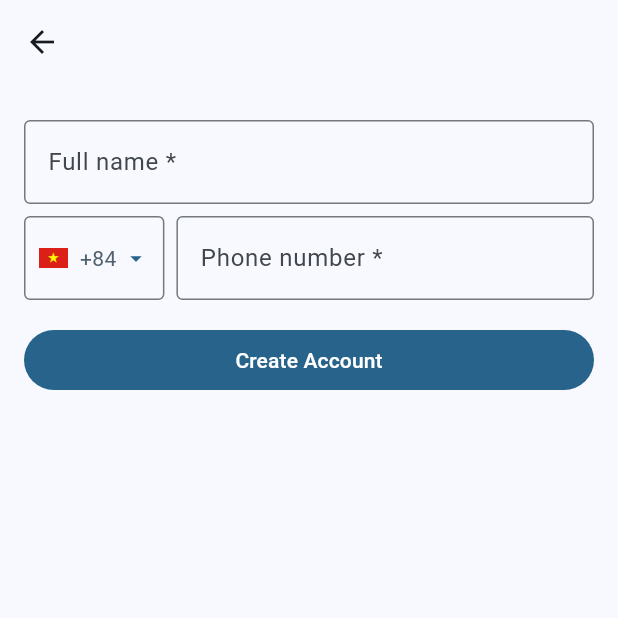
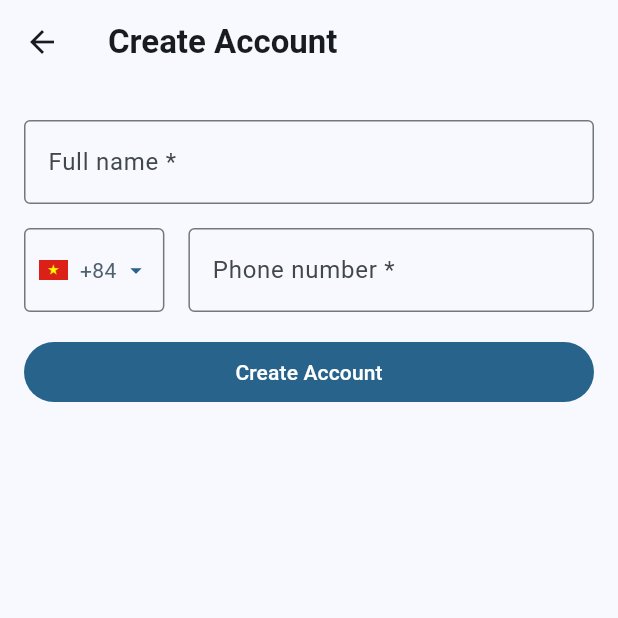
Before and after one commit to TommyNhatNguyen/bill-share, a Flutter app: the RegisterScreenCreate screen opened by its route, on a phone screen of 412 x 824 dp, the top half of it. Run offline on Flutter 3.47's test engine with Material 3 defaults, Android fonts, the phone set to English and light mode, and no system bars; our stand-ins replace cloud_firestore, equatable, firebase_auth, firebase_core, flutter_bloc, go_router; accounts and stored records are empty.

Commit message:
feat: done registration

```diff
--- a/lib/constants/enums.dart
+++ b/lib/constants/enums.dart
@@ -4,19 +4,19 @@ enum RequestStatus { initial, loading, error, success }
 
 enum AuthStatus { authenticated, unauthenticated }
 
-enum PhoneNumberZone {
+enum PhoneCode {
   vn('vn'),
   us("us");
 
   final String value;
-  const PhoneNumberZone(this.value);
+  const PhoneCode(this.value);
 
-  static PhoneNumberZone? fromString(String value) {
+  static PhoneCode? fromString(String value) {
     switch (value) {
       case 'vn':
-        return PhoneNumberZone.vn;
+        return PhoneCode.vn;
       case 'us':
-        return PhoneNumberZone.us;
+        return PhoneCode.us;
       default:
         return null;
     }
@@ -24,27 +24,27 @@ enum PhoneNumberZone {
 
   String get displayText {
     switch (this) {
-      case PhoneNumberZone.vn:
+      case PhoneCode.vn:
         return "VN";
-      case PhoneNumberZone.us:
+      case PhoneCode.us:
         return "US";
     }
   }
 
   String get flagImage {
     switch (this) {
-      case PhoneNumberZone.vn:
+      case PhoneCode.vn:
         return 'assets/vn_flag.png';
-      case PhoneNumberZone.us:
+      case PhoneCode.us:
         return 'assets/us_flag.webp';
     }
   }
 
   String get displayNumberZone {
     switch (this) {
-      case PhoneNumberZone.vn:
+      case PhoneCode.vn:
         return "+84";
-      case PhoneNumberZone.us:
+      case PhoneCode.us:
         return "+01";
     }
   }
--- a/lib/core/ui/phone_picker.dart
+++ b/lib/core/ui/phone_picker.dart
@@ -3,12 +3,12 @@ import 'package:flutter/material.dart';
 import 'package:go_router/go_router.dart';
 
 class PhonePicker extends StatelessWidget {
-  final PhoneNumberZone? value;
-  final Function({PhoneNumberZone? value}) onTap;
+  final PhoneCode? value;
+  final Function({PhoneCode? value}) onTap;
 
   const PhonePicker({
     super.key,
-    this.value = PhoneNumberZone.vn,
+    this.value = PhoneCode.vn,
     required this.onTap,
   });
 
@@ -48,9 +48,9 @@ class PhonePicker extends StatelessWidget {
                 const SizedBox(height: 16),
                 Expanded(
                   child: ListView.separated(
-                    itemCount: PhoneNumberZone.values.length,
+                    itemCount: PhoneCode.values.length,
                     itemBuilder: (context, index) {
-                      final item = PhoneNumberZone.values[index];
+                      final item = PhoneCode.values[index];
                       return ListTile(
                         leading: Image.asset(item.flagImage, scale: 50),
                         title: Text(item.displayText),
--- a/lib/data/repositories/user_repo.dart
+++ b/lib/data/repositories/user_repo.dart
@@ -1,6 +1,6 @@
+import 'package:bill_share/core/models/result.dart';
 import 'package:bill_share/data/interfaces/user_interface.dart';
 import 'package:bill_share/data/services/firebase_firestore_service.dart';
-import 'package:bill_share/core/models/result.dart';
 import 'package:bill_share/domain/models/user_create_dto.dart';
 import 'package:bill_share/domain/models/user_model.dart';
 import 'package:cloud_firestore/cloud_firestore.dart';
@@ -12,9 +12,7 @@ class UserRepoFirebase implements IUser {
     try {
       final json = payload.toJson();
       final response = await db.collection("users").add(json);
-      print(await response.get());
       final _response = await response.get();
-      print(_response.data());
       return SuccessResult(data: UserModel.fromJson(_response.data() ?? {}));
     } catch (e) {
       throw ErrorResult(message: e.toString(), code: "500");
--- a/lib/data/services/user_service.dart
+++ b/lib/data/services/user_service.dart
@@ -1,6 +1,6 @@
+import 'package:bill_share/core/models/result.dart';
 import 'package:bill_share/data/interfaces/user_interface.dart';
 import 'package:bill_share/data/repositories/user_repo.dart';
-import 'package:bill_share/core/models/result.dart';
 import 'package:bill_share/domain/models/user_create_dto.dart';
 import 'package:bill_share/domain/models/user_model.dart';
 
--- a/lib/domain/models/user_create_dto.dart
+++ b/lib/domain/models/user_create_dto.dart
@@ -5,12 +5,14 @@ class UserCreateDto extends Equatable {
   final String userId;
   final String? phone;
   final String? email;
+  final String? phoneCode;
 
   const UserCreateDto({
     required this.username,
     required this.userId,
     this.phone,
     this.email,
+    this.phoneCode,
   });
 
   factory UserCreateDto.fromJson(Map<String, dynamic> json) {
@@ -18,6 +20,7 @@ class UserCreateDto extends Equatable {
       username: json['username'],
       userId: json['userId'],
       phone: json['phone'],
+      phoneCode: json['phoneCode'],
       email: json['email'],
     );
   }
@@ -28,6 +31,7 @@ class UserCreateDto extends Equatable {
       'userId': userId,
       'phone': phone,
       'email': email,
+      'phoneCode': phoneCode,
     };
   }
 
@@ -36,15 +40,17 @@ class UserCreateDto extends Equatable {
     String? userId,
     String? phone,
     String? email,
+    String? phoneCode,
   }) {
     return UserCreateDto(
       username: username ?? this.username,
       userId: userId ?? this.userId,
       phone: phone ?? this.phone,
       email: email ?? this.email,
+      phoneCode: phoneCode ?? this.phoneCode,
     );
   }
 
   @override
-  List<Object?> get props => [username, userId, phone, email];
+  List<Object?> get props => [username, userId, phone, email, phoneCode];
 }
--- a/lib/domain/models/user_model.dart
+++ b/lib/domain/models/user_model.dart
@@ -1,23 +1,24 @@
+import 'package:bill_share/constants/enums.dart';
 import 'package:firebase_auth/firebase_auth.dart';
 
 class UserModel {
   String? username;
   String? phone;
+  PhoneCode? phoneCode;
   String? email;
   User? user;
 
-  UserModel({this.username, this.phone, this.email, this.user});
-  UserModel.fromJson(Map<String, dynamic> json) {
-    email = json['email'];
-    username = json['username'];
-    phone = json['phone'];
-    user = json['user'];
+  UserModel({this.username, this.phone, this.email, this.user, this.phoneCode});
+
+  factory UserModel.fromJson(Map<String, dynamic> json) {
+    return UserModel(
+      username: json['username'],
+      phone: json['phone'],
+      phoneCode: json['phoneCode'] != null
+          ? PhoneCode.fromString(json['phoneCode'])
+          : null,
+      email: json['email'],
+      user: json['user'],
+    );
   }
-
-  Map<String, dynamic> toJson() => {
-    'username': username,
-    'phone': phone,
-    'email': email,
-    'user': user,
-  };
 }
--- a/lib/views/register-screen/register_screen.dart
+++ b/lib/views/register-screen/register_screen.dart
@@ -115,7 +115,7 @@ class _RegisterScreenState extends State<RegisterScreen> {
                       width: double.infinity,
                       child: FilledButton(
                         onPressed: onNextStep,
-                        child: Text("Next"),
+                        child: Text("Register"),
                       ),
                     ),
                     TextButton(
--- a/lib/views/register-screen/register_screen_create.dart
+++ b/lib/views/register-screen/register_screen_create.dart
@@ -24,9 +24,7 @@ class _RegisterScreenCreateState extends State<RegisterScreenCreate> {
   final GlobalKey<FormState> _formKey = GlobalKey<FormState>();
   final fullNameController = TextEditingController();
   final phoneController = TextEditingController();
-  final phoneNumberZoneController = TextEditingController(
-    text: PhoneNumberZone.vn.value,
-  );
+  final phoneCodeController = TextEditingController(text: PhoneCode.vn.value);
   AuthPhoneBloc get _authPhoneBloc => context.read<AuthPhoneBloc>();
   AuthBloc get _authBloc => context.read<AuthBloc>();
   UserBloc get _userBloc => context.read<UserBloc>();
@@ -66,7 +64,8 @@ class _RegisterScreenCreateState extends State<RegisterScreenCreate> {
                   payload: UserCreateDto(
                     username: fullNameController.text,
                     userId: state.user!.uid,
-                    phone: _authPhoneBloc.state.phone ?? "",
+                    phone: phoneController.text,
+                    phoneCode: phoneCodeController.text,
                     email:
                         state.user?.email ?? _authPhoneBloc.state.email ?? "",
                   ),
@@ -93,7 +92,15 @@ class _RegisterScreenCreateState extends State<RegisterScreenCreate> {
       ],
       child: Scaffold(
         resizeToAvoidBottomInset: true,
-        appBar: AppBar(centerTitle: false),
+        appBar: AppBar(
+          centerTitle: false,
+          title: Text(
+            "Create Account",
+            style: Theme.of(
+              context,
+            ).textTheme.titleLarge!.copyWith(fontWeight: FontWeight.bold),
+          ),
+        ),
         body: Padding(
           padding: const EdgeInsets.symmetric(vertical: 24.0, horizontal: 16.0),
           child: Form(
@@ -114,21 +121,20 @@ class _RegisterScreenCreateState extends State<RegisterScreenCreate> {
                     return null;
                   },
                 ),
-                const SizedBox(height: 8),
+                const SizedBox(height: 16),
                 Row(
+                  crossAxisAlignment: CrossAxisAlignment.start,
                   children: [
                     PhonePicker(
-                      value: PhoneNumberZone.fromString(
-                        phoneNumberZoneController.text,
-                      ),
+                      value: PhoneCode.fromString(phoneCodeController.text),
                       onTap: ({value}) {
                         if (value?.value == null) return;
                         setState(() {
-                          phoneNumberZoneController.text = value!.value;
+                          phoneCodeController.text = value!.value;
                         });
                       },
                     ),
-                    const SizedBox(width: 8),
+                    const SizedBox(width: 16),
                     Expanded(
                       child: TextFormField(
                         controller: phoneController,
```
